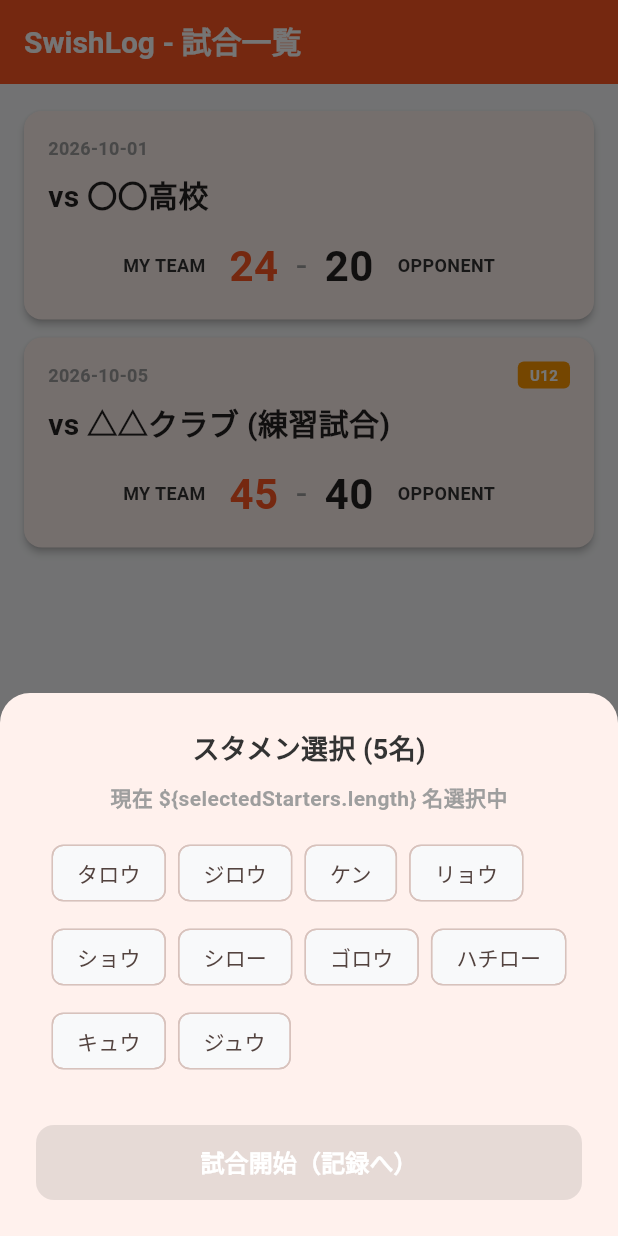
After one commit to johnta114/SwishLog, a Flutter app: the screen it shows after launch, after a tap on "2026-10-01", on a phone screen of 412 x 824 dp. The commit adds this screen. Run offline on Flutter 3.47's test engine with Material 3 defaults, Android fonts, the phone set to English and light mode, and no system bars; our stand-ins replace sqflite; accounts and stored records are empty.

Commit message:
feat: 試合一覧・スタメン選択機能の実装と画面連携の構築
- READMEの日本語化およびSwishLog専用ドキュメントへの書き換え
- 試合一覧および新規試合作成画面（games_screen）の新規実装
  - 試合作成フォームの試合日入力にネイティブカレンダー（DatePicker）を導入
- 試合開始前の「スタメン選択モーダル（5名必須）」UIの実装
- スタメン選択画面からスタッツ入力画面へのデータ引き継ぎ処理の実装
  - 選択した5名をコート（アクティブ）、残りをベンチに自動配置するよう修正
  - 選択した対戦相手の名前をスタッツ画面のヘッダー・スコアボードに連動
- アプリの起動時（1つ目のタブ）を試合一覧画面になるようルーティングを修正

```diff
--- a/lib/main.dart
+++ b/lib/main.dart
@@ -1,6 +1,6 @@
 import 'package:flutter/material.dart';
-import 'screens/stats_entry_screen.dart';
-import 'screens/players_screen.dart'; // 追加
+import 'screens/games_screen.dart'; // 追加
+import 'screens/players_screen.dart';
 
 void main() {
   runApp(const SwishLogApp());
@@ -11,16 +11,15 @@ class SwishLogApp extends StatelessWidget {
 
   @override
   Widget build(BuildContext context) {
-    // ライトテーマ ＋ 深みのあるオレンジ のカラー設定
     return MaterialApp(
       title: 'SwishLog',
       theme: ThemeData(
         useMaterial3: true,
         colorScheme: ColorScheme.fromSeed(
-          seedColor: Colors.deepOrange, // テーマカラー：深いオレンジ
+          seedColor: Colors.deepOrange,
           brightness: Brightness.light,
-          surface: const Color(0xFFF8F9FA), // 背景色：薄いグレー
-          onSurface: const Color(0xFF333333), // 文字色：目に優しいダークグレー
+          surface: const Color(0xFFF8F9FA),
+          onSurface: const Color(0xFF333333),
         ),
         appBarTheme: const AppBarTheme(
           backgroundColor: Colors.deepOrange,
@@ -46,8 +45,8 @@ class _MainScreenState extends State<MainScreen> {
 
   // 各タブの画面
   final List<Widget> _screens = [
-    const StatsEntryScreen(),
-    const PlayersScreen(), // モックから実際の画面に置き換え
+    const GamesScreen(), // 1つ目のタブを「試合一覧画面」に！
+    const PlayersScreen(),
     const StatsScreenPlaceholder(),
   ];
 
--- /dev/null
+++ b/lib/screens/games_screen.dart
@@ -0,0 +1,293 @@
+import 'package:flutter/material.dart';
+import 'stats_entry_screen.dart';
+
+class GamesScreen extends StatefulWidget {
+  const GamesScreen({super.key});
+
+  @override
+  State<GamesScreen> createState() => _GamesScreenState();
+}
+
+class _GamesScreenState extends State<GamesScreen> {
+  // モックデータ：試合一覧
+  final List<Map<String, dynamic>> _games = [
+    {'opponent': '〇〇高校', 'date': '2026-10-01', 'is_u12': false, 'my_score': 24, 'opp_score': 20},
+    {'opponent': '△△クラブ (練習試合)', 'date': '2026-10-05', 'is_u12': true, 'my_score': 45, 'opp_score': 40},
+  ];
+
+  // モックデータ：今シーズンの登録選手（ロスター）
+  final List<String> _seasonRoster = [
+    'タロウ', 'ジロウ', 'ケン', 'リョウ', 'ショウ',
+    'シロー', 'ゴロウ', 'ハチロー', 'キュウ', 'ジュウ'
+  ];
+
+  // スタメン選択モーダルを表示する
+  void _showStarterSelectionModal(Map<String, dynamic> game) {
+    List<String> selectedStarters = [];
+
+    showModalBottomSheet(
+      context: context,
+      isScrollControlled: true,
+      shape: const RoundedRectangleBorder(borderRadius: BorderRadius.vertical(top: Radius.circular(20))),
+      builder: (context) {
+        return StatefulBuilder(
+          builder: (context, setModalState) {
+            return SafeArea(
+              child: Padding(
+                padding: const EdgeInsets.all(24.0),
+                child: Column(
+                  mainAxisSize: MainAxisSize.min,
+                  children: [
+                    const Text('スタメン選択 (5名)', style: TextStyle(fontSize: 18, fontWeight: FontWeight.bold)),
+                    const SizedBox(height: 8),
+                    Text(
+                      '現在 \${selectedStarters.length} 名選択中',
+                      style: TextStyle(
+                        color: selectedStarters.length == 5 ? Colors.deepOrange : Colors.grey,
+                        fontWeight: FontWeight.bold
+                      )
+                    ),
+                    const SizedBox(height: 16),
+                    Wrap(
+                      spacing: 8,
+                      runSpacing: 8,
+                      children: _seasonRoster.map((player) {
+                        final isSelected = selectedStarters.contains(player);
+                        return FilterChip(
+                          label: Text(player),
+                          selected: isSelected,
+                          selectedColor: Colors.deepOrange.shade100,
+                          checkmarkColor: Colors.deepOrange,
+                          onSelected: (bool selected) {
+                            setModalState(() {
+                              if (selected) {
+                                // 5人までしか選べないようにする
+                                if (selectedStarters.length < 5) {
+                                  selectedStarters.add(player);
+                                }
+                              } else {
+                                selectedStarters.remove(player);
+                              }
+                            });
+                          },
+                        );
+                      }).toList(),
+                    ),
+                    const SizedBox(height: 32),
+                    ElevatedButton(
+                      // 5人選ばれていないとボタンを押せない
+                      onPressed: selectedStarters.length == 5 ? () {
+                        Navigator.pop(context); // モーダルを閉じる
+
+                        // ベンチメンバーを算出
+                        final bench = _seasonRoster.where((p) => !selectedStarters.contains(p)).toList();
+
+                        // 選んだ5人をスタメンとして入力画面へ遷移
+                        Navigator.push(
+                          context,
+                          MaterialPageRoute(
+                            builder: (context) => StatsEntryScreen(
+                              opponentName: game['opponent'],
+                              starters: selectedStarters,
+                              bench: bench,
+                            ),
+                          ),
+                        );
+                      } : null,
+                      style: ElevatedButton.styleFrom(
+                        minimumSize: const Size.fromHeight(50),
+                        shape: RoundedRectangleBorder(borderRadius: BorderRadius.circular(12)),
+                        backgroundColor: Colors.deepOrange,
+                      ),
+                      child: const Text('試合開始（記録へ）', style: TextStyle(color: Colors.white, fontSize: 16, fontWeight: FontWeight.bold)),
+                    )
+                  ],
+                ),
+              ),
+            );
+          }
+        );
+      }
+    );
+  }
+
+  // 試合追加の入力モーダル
+  void _showAddGameModal() {
+    final opponentCtrl = TextEditingController();
+    final dateCtrl = TextEditingController(text: DateTime.now().toString().split(' ')[0]);
+    bool isU12 = false;
+
+    showModalBottomSheet(
+      context: context,
+      isScrollControlled: true,
+      shape: const RoundedRectangleBorder(borderRadius: BorderRadius.vertical(top: Radius.circular(20))),
+      builder: (context) {
+        return StatefulBuilder(
+          builder: (context, setModalState) {
+            return Padding(
+              padding: EdgeInsets.only(
+                bottom: MediaQuery.of(context).viewInsets.bottom,
+                left: 24, right: 24, top: 24
+              ),
+              child: Column(
+                mainAxisSize: MainAxisSize.min,
+                children: [
+                  const Text('新規試合の作成', style: TextStyle(fontSize: 18, fontWeight: FontWeight.bold)),
+                  const SizedBox(height: 16),
+
+                  TextField(
+                    controller: opponentCtrl,
+                    decoration: const InputDecoration(labelText: '対戦相手チーム名 *', border: OutlineInputBorder()),
+                    style: const TextStyle(fontWeight: FontWeight.bold, fontSize: 18),
+                  ),
+                  const SizedBox(height: 16),
+
+                  TextField(
+                    controller: dateCtrl,
+                    readOnly: true,
+                    decoration: const InputDecoration(
+                      labelText: '試合日',
+                      border: OutlineInputBorder(),
+                      suffixIcon: Icon(Icons.calendar_today),
+                    ),
+                    onTap: () async {
+                      final DateTime? picked = await showDatePicker(
+                        context: context,
+                        initialDate: DateTime.now(),
+                        firstDate: DateTime(2000),
+                        lastDate: DateTime(2100),
+                      );
+                      if (picked != null) {
+                        dateCtrl.text = "\${picked.year}-\${picked.month.toString().padLeft(2, '0')}-\${picked.day.toString().padLeft(2, '0')}";
+                      }
+                    },
+                  ),
+                  const SizedBox(height: 16),
+
+                  // U12対象フラグのチェックボックス
+                  Container(
+                    decoration: BoxDecoration(
+                      color: Colors.deepOrange.shade50,
+                      borderRadius: BorderRadius.circular(8),
+                      border: Border.all(color: Colors.deepOrange.shade200),
+                    ),
+                    child: CheckboxListTile(
+                      title: const Text('U12ルールを適用する', style: TextStyle(fontWeight: FontWeight.bold, fontSize: 14)),
+                      value: isU12,
+                      activeColor: Colors.deepOrange,
+                      onChanged: (bool? value) {
+                        setModalState(() {
+                          isU12 = value ?? false;
+                        });
+                      },
+                    ),
+                  ),
+                  const SizedBox(height: 24),
+
+                  ElevatedButton(
+                    onPressed: () {
+                      if (opponentCtrl.text.isEmpty) return;
+                      setState(() {
+                        _games.insert(0, {
+                          'opponent': opponentCtrl.text,
+                          'date': dateCtrl.text,
+                          'is_u12': isU12,
+                          'my_score': 0,
+                          'opp_score': 0,
+                        });
+                      });
+                      Navigator.pop(context);
+                    },
+                    style: ElevatedButton.styleFrom(
+                      backgroundColor: Colors.deepOrange,
+                      minimumSize: const Size.fromHeight(50),
+                      shape: RoundedRectangleBorder(borderRadius: BorderRadius.circular(12)),
+                    ),
+                    child: const Text('作成する', style: TextStyle(color: Colors.white, fontSize: 16, fontWeight: FontWeight.bold)),
+                  ),
+                  const SizedBox(height: 24),
+                ],
+              ),
+            );
+          }
+        );
+      }
+    );
+  }
+
+  @override
+  Widget build(BuildContext context) {
+    return Scaffold(
+      appBar: AppBar(
+        title: const Text('SwishLog - 試合一覧', style: TextStyle(fontSize: 20, fontWeight: FontWeight.bold)),
+        centerTitle: false,
+      ),
+      body: _games.isEmpty
+        ? const Center(child: Text('まだ試合が登録されていません。\n右下の ＋ ボタンから作成してください。', textAlign: TextAlign.center))
+        : ListView.builder(
+            padding: const EdgeInsets.only(bottom: 80, top: 12),
+            itemCount: _games.length,
+            itemBuilder: (context, index) {
+              final game = _games[index];
+              return Card(
+                margin: const EdgeInsets.symmetric(horizontal: 16, vertical: 6),
+                elevation: 2,
+                shape: RoundedRectangleBorder(borderRadius: BorderRadius.circular(12)),
+                child: InkWell(
+                  borderRadius: BorderRadius.circular(12),
+                  // ★ここでスタメン選択モーダルを呼び出す
+                  onTap: () => _showStarterSelectionModal(game),
+                  child: Padding(
+                    padding: const EdgeInsets.all(16.0),
+                    child: Column(
+                      crossAxisAlignment: CrossAxisAlignment.start,
+                      children: [
+                        Row(
+                          mainAxisAlignment: MainAxisAlignment.spaceBetween,
+                          children: [
+                            Text(
+                              game['date'],
+                              style: const TextStyle(color: Colors.grey, fontSize: 12, fontWeight: FontWeight.bold)
+                            ),
+                            if (game['is_u12'])
+                              Container(
+                                padding: const EdgeInsets.symmetric(horizontal: 8, vertical: 2),
+                                decoration: BoxDecoration(color: Colors.orange, borderRadius: BorderRadius.circular(4)),
+                                child: const Text('U12', style: TextStyle(color: Colors.white, fontSize: 10, fontWeight: FontWeight.bold)),
+                              )
+                          ],
+                        ),
+                        const SizedBox(height: 8),
+                        Text(
+                          'vs ${game['opponent']}',
+                          style: const TextStyle(fontWeight: FontWeight.bold, fontSize: 20, color: Colors.black87)
+                        ),
+                        const SizedBox(height: 12),
+                        Row(
+                          mainAxisAlignment: MainAxisAlignment.center,
+                          children: [
+                            const Text('MY TEAM', style: TextStyle(fontSize: 12, fontWeight: FontWeight.bold)),
+                            const SizedBox(width: 16),
+                            Text('${game['my_score']}', style: const TextStyle(fontSize: 28, fontWeight: FontWeight.bold, color: Colors.deepOrange)),
+                            const Padding(padding: EdgeInsets.symmetric(horizontal: 12.0), child: Text('-', style: TextStyle(fontSize: 24, color: Colors.grey))),
+                            Text('${game['opp_score']}', style: const TextStyle(fontSize: 28, fontWeight: FontWeight.bold, color: Colors.black87)),
+                            const SizedBox(width: 16),
+                            const Text('OPPONENT', style: TextStyle(fontSize: 12, fontWeight: FontWeight.bold)),
+                          ],
+                        )
+                      ],
+                    ),
+                  ),
+                ),
+              );
+            }
+          ),
+      floatingActionButton: FloatingActionButton.extended(
+        onPressed: _showAddGameModal,
+        backgroundColor: Colors.deepOrange,
+        icon: const Icon(Icons.add, color: Colors.white),
+        label: const Text('新規試合', style: TextStyle(color: Colors.white, fontWeight: FontWeight.bold)),
+      ),
+    );
+  }
+}
```
Also changed, not shown: lib/screens/stats_entry_screen.dart (+31 -32 lines), 1 other file.
